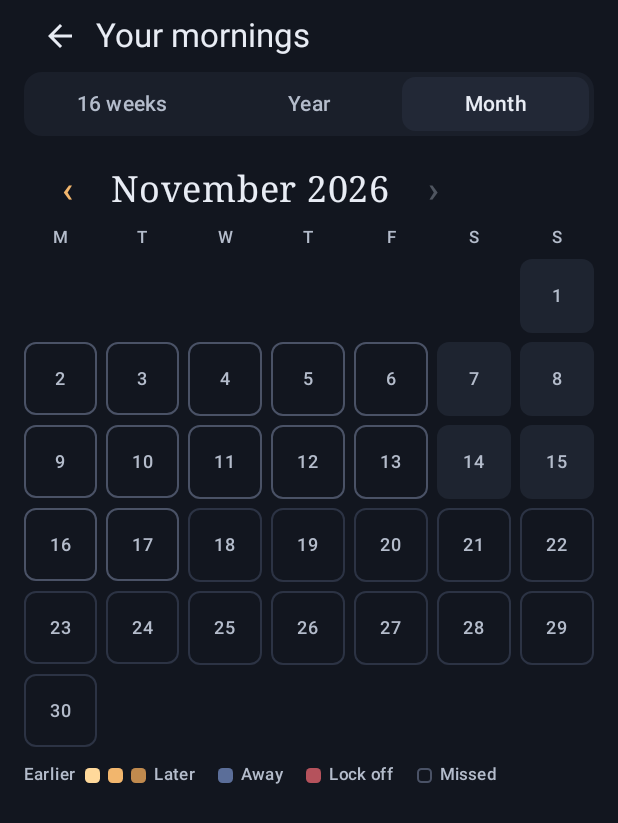
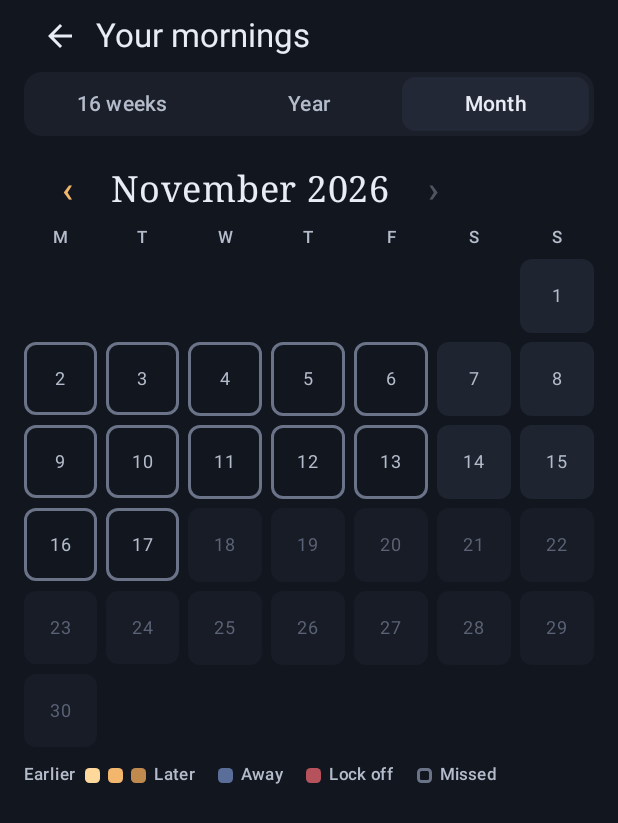
Before and after one commit to AfzalivE/Sleepyhead, an Android app built with Jetpack Compose: the composable HistoryScreen shown on its own in the app's theme, after a tap on "Month", on a phone screen of 412 x 824 dp. Shown: the top 823 px of the screen. Run offline under Robolectric (Android 15) with nearby library versions, the phone set to English and light mode, and no system bars; libraries missing offline, so code that uses them is left out: com.journeyapps.barcodescanner; 2 other taps on this screen came first.

Commit message:
Redesign: fix look issues found on the Fold
- Not-yet days are a faint fill, missed days a clear outline.
- System bars always use light icons; the Home top bar stays light.
- Done screen: weekday letters under the mini week, softer day-off squares.
- Month: readable day numbers on blue, red and brown squares.

Co-Authored-By: Claude Opus 5.5 <noreply@anthropic.com>
Claude-Session: https://claude.ai/code/session_01LjTonZhnpYt3foeYu9XBYa

```diff
--- a/app/src/main/java/com/sleepyhead/app/ui/History.kt
+++ b/app/src/main/java/com/sleepyhead/app/ui/History.kt
@@ -362,7 +362,6 @@ private fun MonthGrid(data: AppData, month: YearMonth, now: LocalDateTime, zone:
                     Spacer(mod)
                 } else {
                     val c = if (d.isAfter(today)) Insights.Cell.Pending else Insights.cell(data, d, now, zone)
-                    val good = Insights.isGood(c)
                     Box(
                         mod.cellSquare(c, 8.dp, d == selected)
                             .clickable(enabled = !d.isAfter(today)) { onTap(d) }
@@ -372,7 +371,13 @@ private fun MonthGrid(data: AppData, month: YearMonth, now: LocalDateTime, zone:
                         Text(
                             "${d.dayOfMonth}",
                             style = MaterialTheme.typography.labelMedium,
-                            color = if (good) Palette.Ink else MaterialTheme.colorScheme.onSurfaceVariant,
+                            color = when {
+                                Insights.isGood(c) -> Palette.Ink
+                                c == Insights.Cell.Away || c == Insights.Cell.LockOff || c == Insights.Cell.AfterEnd || c == Insights.Cell.Skipped -> Color.White
+                                c == Insights.Cell.Pending -> Color(0xFF5A6275)
+                                else -> MaterialTheme.colorScheme.onSurfaceVariant
+                            },
+                            fontWeight = if (Insights.isGood(c)) FontWeight.SemiBold else FontWeight.Normal,
                         )
                     }
                 }
--- a/app/src/main/java/com/sleepyhead/app/ui/Sky.kt
+++ b/app/src/main/java/com/sleepyhead/app/ui/Sky.kt
@@ -117,7 +117,8 @@ fun cellColor(c: Insights.Cell): Color = when (c) {
     Insights.Cell.Away -> Palette.Away
     Insights.Cell.LockOff -> Palette.LockOff
     Insights.Cell.Skipped -> Palette.Skipped
-    Insights.Cell.Missed, Insights.Cell.Pending -> Color.Transparent
+    Insights.Cell.Missed -> Color.Transparent
+    Insights.Cell.Pending -> Color(0xFF181C26)
     Insights.Cell.Off -> Palette.Empty
 }
 
@@ -125,8 +126,8 @@ fun cellColor(c: Insights.Cell): Color = when (c) {
 fun Modifier.cellSquare(c: Insights.Cell, corner: Dp = 4.dp, selected: Boolean = false): Modifier {
     val shape = RoundedCornerShape(corner)
     val base = when (c) {
-        Insights.Cell.Missed -> border(1.dp, Color(0xFF4A5266), shape)
-        Insights.Cell.Pending -> border(1.dp, Color(0xFF2C3344), shape)
+        // Missed is a clear outline. Not-yet days are a faint fill, so the two look different.
+        Insights.Cell.Missed -> border(1.5.dp, Color(0xFF6A7388), shape)
         else -> background(cellColor(c), shape)
     }
     return if (selected) base.border(2.dp, Color.White, shape) else base
```
Also changed, not shown: app/src/main/java/com/sleepyhead/app/ui/HomeScreen.kt (+15 -5 lines), app/src/main/java/com/sleepyhead/app/ui/MainActivity.kt (+6 -1 lines).
